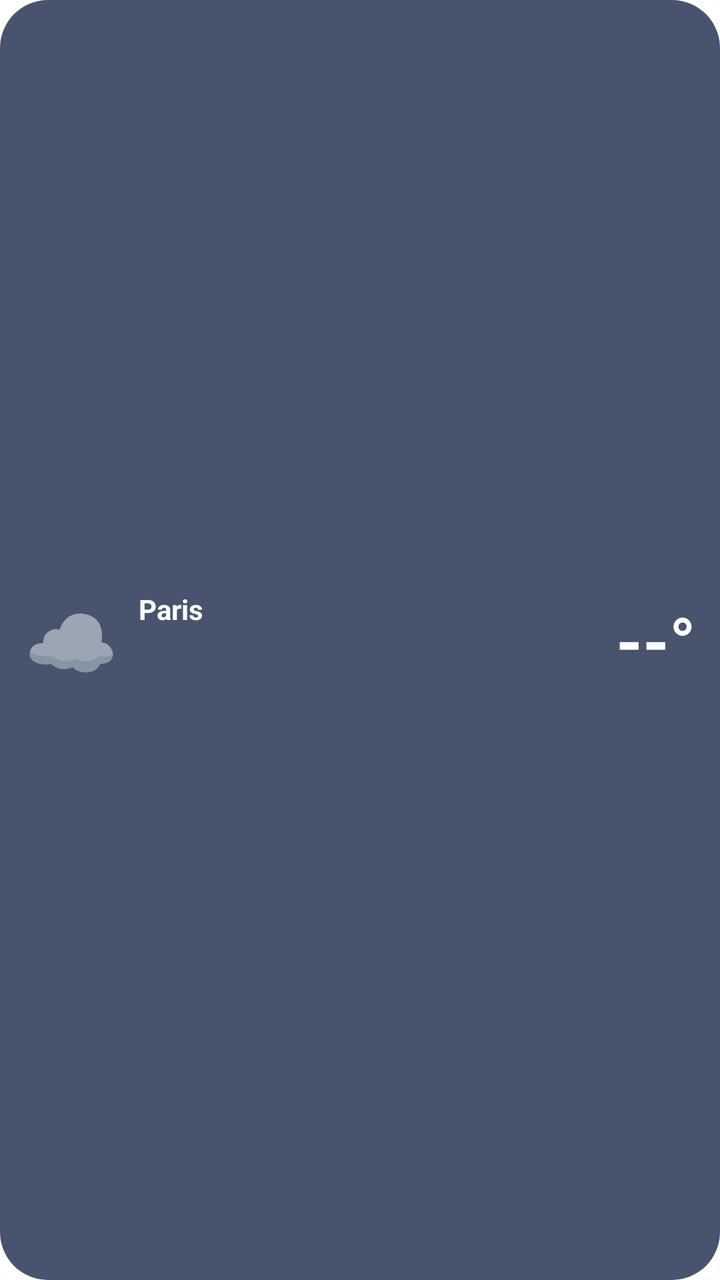
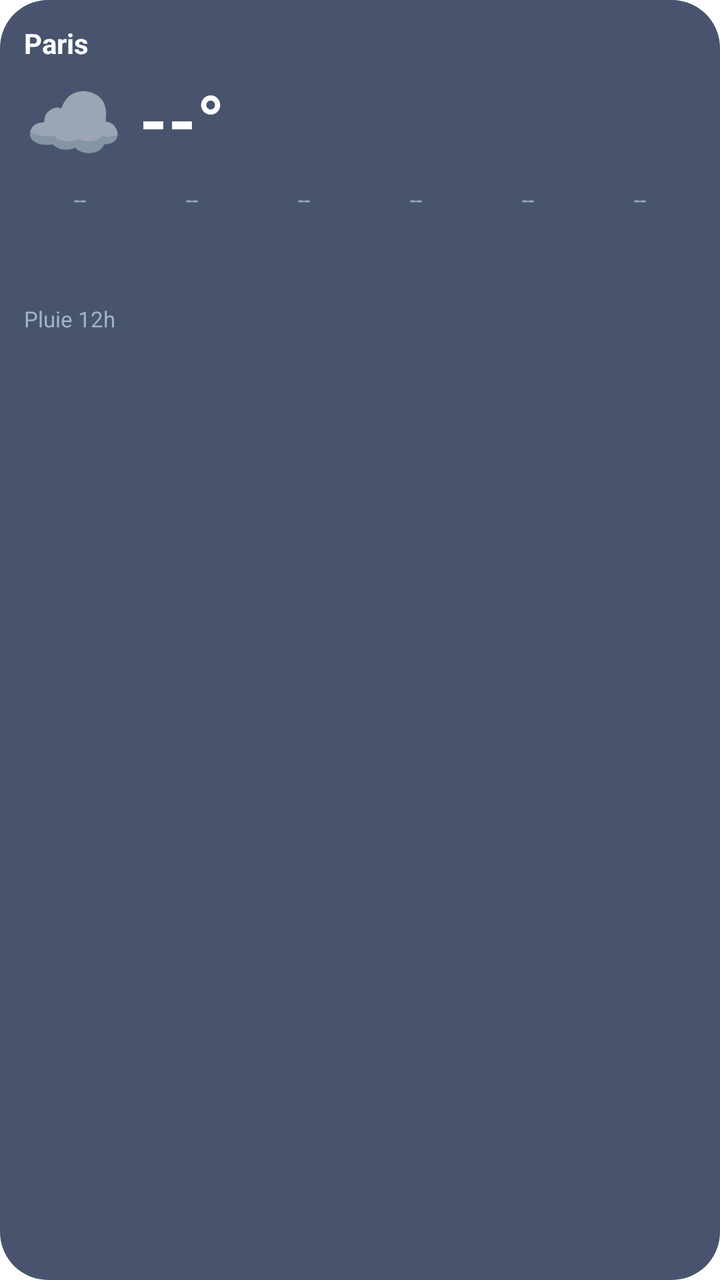

Compare the two renders of this Android layout. The source of the first and the diff that turns it into the second are given below.
<!-- AndroidManifest.xml: application theme AppTheme -->
<!-- res/layout/widget_weather.xml -->
<?xml version="1.0" encoding="utf-8"?>
<LinearLayout xmlns:android="http://schemas.android.com/apk/res/android"
    android:id="@+id/widget_root"
    android:layout_width="match_parent"
    android:layout_height="match_parent"
    android:orientation="horizontal"
    android:gravity="center_vertical"
    android:padding="12dp"
    android:background="@drawable/widget_bg">

    <TextView
        android:id="@+id/widget_icon"
        android:layout_width="wrap_content"
        android:layout_height="wrap_content"
        android:text="☁️"
        android:textSize="38sp"
        android:layout_marginEnd="10dp" />

    <LinearLayout
        android:layout_width="0dp"
        android:layout_height="wrap_content"
        android:layout_weight="1"
        android:orientation="vertical">

        <TextView
            android:id="@+id/widget_city"
            android:layout_width="wrap_content"
            android:layout_height="wrap_content"
            android:text="Paris"
            android:textSize="14sp"
            android:textStyle="bold"
            android:textColor="#FFFFFF"
            android:maxLines="1"
            android:ellipsize="end" />

        <TextView
            android:id="@+id/widget_desc"
            android:layout_width="wrap_content"
            android:layout_height="wrap_content"
            android:text=""
            android:textSize="12sp"
            android:textColor="#D7E3F4"
            android:maxLines="1"
            android:ellipsize="end" />

        <TextView
            android:id="@+id/widget_when"
            android:layout_width="wrap_content"
            android:layout_height="wrap_content"
            android:text=""
            android:textSize="11sp"
            android:textColor="#9FB3CC" />
    </LinearLayout>

    <TextView
        android:id="@+id/widget_temp"
        android:layout_width="wrap_content"
        android:layout_height="wrap_content"
        android:text="--°"
        android:textSize="34sp"
        android:textStyle="bold"
        android:textColor="#FFFFFF" />
</LinearLayout>
<!-- resources referenced by this layout -->
<resources>
  <!-- drawable widget_bg (drawable) -->
  <?xml version="1.0" encoding="utf-8"?>
  <shape xmlns:android="http://schemas.android.com/apk/res/android" android:shape="rectangle">
      <corners android:radius="24dp" />
      <solid android:color="#CC1B2A4A" />
  </shape>
</resources>

<!-- the commit's change to res/layout/widget_weather.xml (unified diff, before → after) -->
@@ -3,43 +3,26 @@
     android:id="@+id/widget_root"
     android:layout_width="match_parent"
     android:layout_height="match_parent"
-    android:orientation="horizontal"
-    android:gravity="center_vertical"
+    android:orientation="vertical"
     android:padding="12dp"
     android:background="@drawable/widget_bg">
 
-    <TextView
-        android:id="@+id/widget_icon"
-        android:layout_width="wrap_content"
+    
+    <LinearLayout
+        android:layout_width="match_parent"
         android:layout_height="wrap_content"
-        android:text="☁️"
-        android:textSize="38sp"
-        android:layout_marginEnd="10dp" />
-
-    <LinearLayout
-        android:layout_width="0dp"
-        android:layout_height="wrap_content"
-        android:layout_weight="1"
-        android:orientation="vertical">
+        android:orientation="horizontal"
+        android:gravity="center_vertical">
 
         <TextView
             android:id="@+id/widget_city"
-            android:layout_width="wrap_content"
+            android:layout_width="0dp"
             android:layout_height="wrap_content"
+            android:layout_weight="1"
             android:text="Paris"
             android:textSize="14sp"
             android:textStyle="bold"
             android:textColor="#FFFFFF"
-            android:maxLines="1"
-            android:ellipsize="end" />
-
-        <TextView
-            android:id="@+id/widget_desc"
-            android:layout_width="wrap_content"
-            android:layout_height="wrap_content"
-            android:text=""
-            android:textSize="12sp"
-            android:textColor="#D7E3F4"
             android:maxLines="1"
             android:ellipsize="end" />
 
@@ -52,12 +35,97 @@
             android:textColor="#9FB3CC" />
     </LinearLayout>
 
+    
+    <LinearLayout
+        android:layout_width="match_parent"
+        android:layout_height="wrap_content"
+        android:orientation="horizontal"
+        android:gravity="center_vertical"
+        android:layout_marginTop="2dp">
+
+        <TextView
+            android:id="@+id/widget_icon"
+            android:layout_width="wrap_content"
+            android:layout_height="wrap_content"
+            android:text="☁️"
+            android:textSize="40sp"
+            android:layout_marginEnd="8dp" />
+
+        <TextView
+            android:id="@+id/widget_temp"
+            android:layout_width="wrap_content"
+            android:layout_height="wrap_content"
+            android:text="--°"
+            android:textSize="36sp"
+            android:textStyle="bold"
+            android:textColor="#FFFFFF"
+            android:layout_marginEnd="10dp" />
+
+        <TextView
+            android:id="@+id/widget_desc"
+            android:layout_width="0dp"
+            android:layout_height="wrap_content"
+            android:layout_weight="1"
+            android:text=""
+            android:textSize="12sp"
+            android:textColor="#D7E3F4"
+            android:maxLines="2"
+            android:ellipsize="end" />
+    </LinearLayout>
+
+    
+    <LinearLayout
+        android:id="@+id/widget_hours"
+        android:layout_width="match_parent"
+        android:layout_height="wrap_content"
+        android:orientation="horizontal"
+        android:layout_marginTop="6dp">
+
+        <LinearLayout android:id="@+id/h0" android:layout_width="0dp" android:layout_height="wrap_content" android:layout_weight="1" android:orientation="vertical" android:gravity="center_horizontal">
+            <TextView android:id="@+id/h0_time" android:layout_width="wrap_content" android:layout_height="wrap_content" android:textSize="11sp" android:textColor="#9FB3CC" android:text="--" />
+            <TextView android:id="@+id/h0_icon" android:layout_width="wrap_content" android:layout_height="wrap_content" android:textSize="17sp" android:text="" />
+            <TextView android:id="@+id/h0_temp" android:layout_width="wrap_content" android:layout_height="wrap_content" android:textSize="12sp" android:textStyle="bold" android:textColor="#FFFFFF" android:text="" />
+        </LinearLayout>
+        <LinearLayout android:id="@+id/h1" android:layout_width="0dp" android:layout_height="wrap_content" android:layout_weight="1" android:orientation="vertical" android:gravity="center_horizontal">
+            <TextView android:id="@+id/h1_time" android:layout_width="wrap_content" android:layout_height="wrap_content" android:textSize="11sp" android:textColor="#9FB3CC" android:text="--" />
+            <TextView android:id="@+id/h1_icon" android:layout_width="wrap_content" android:layout_height="wrap_content" android:textSize="17sp" android:text="" />
+            <TextView android:id="@+id/h1_temp" android:layout_width="wrap_content" android:layout_height="wrap_content" android:textSize="12sp" android:textStyle="bold" android:textColor="#FFFFFF" android:text="" />
+        </LinearLayout>
+        <LinearLayout android:id="@+id/h2" android:layout_width="0dp" android:layout_height="wrap_content" android:layout_weight="1" android:orientation="vertical" android:gravity="center_horizontal">
+            <TextView android:id="@+id/h2_time" android:layout_width="wrap_content" android:layout_height="wrap_content" android:textSize="11sp" android:textColor="#9FB3CC" android:text="--" />
+            <TextView android:id="@+id/h2_icon" android:layout_width="wrap_content" android:layout_height="wrap_content" android:textSize="17sp" android:text="" />
+            <TextView android:id="@+id/h2_temp" android:layout_width="wrap_content" android:layout_height="wrap_content" android:textSize="12sp" android:textStyle="bold" android:textColor="#FFFFFF" android:text="" />
+        </LinearLayout>
+        <LinearLayout android:id="@+id/h3" android:layout_width="0dp" android:layout_height="wrap_content" android:layout_weight="1" android:orientation="vertical" android:gravity="center_horizontal">
+            <TextView android:id="@+id/h3_time" android:layout_width="wrap_content" android:layout_height="wrap_content" android:textSize="11sp" android:textColor="#9FB3CC" android:text="--" />
+            <TextView android:id="@+id/h3_icon" android:layout_width="wrap_content" android:layout_height="wrap_content" android:textSize="17sp" android:text="" />
+            <TextView android:id="@+id/h3_temp" android:layout_width="wrap_content" android:layout_height="wrap_content" android:textSize="12sp" android:textStyle="bold" android:textColor="#FFFFFF" android:text="" />
+        </LinearLayout>
+        <LinearLayout android:id="@+id/h4" android:layout_width="0dp" android:layout_height="wrap_content" android:layout_weight="1" android:orientation="vertical" android:gravity="center_horizontal">
+            <TextView android:id="@+id/h4_time" android:layout_width="wrap_content" android:layout_height="wrap_content" android:textSize="11sp" android:textColor="#9FB3CC" android:text="--" />
+            <TextView android:id="@+id/h4_icon" android:layout_width="wrap_content" android:layout_height="wrap_content" android:textSize="17sp" android:text="" />
+            <TextView android:id="@+id/h4_temp" android:layout_width="wrap_content" android:layout_height="wrap_content" android:textSize="12sp" android:textStyle="bold" android:textColor="#FFFFFF" android:text="" />
+        </LinearLayout>
+        <LinearLayout android:id="@+id/h5" android:layout_width="0dp" android:layout_height="wrap_content" android:layout_weight="1" android:orientation="vertical" android:gravity="center_horizontal">
+            <TextView android:id="@+id/h5_time" android:layout_width="wrap_content" android:layout_height="wrap_content" android:textSize="11sp" android:textColor="#9FB3CC" android:text="--" />
+            <TextView android:id="@+id/h5_icon" android:layout_width="wrap_content" android:layout_height="wrap_content" android:textSize="17sp" android:text="" />
+            <TextView android:id="@+id/h5_temp" android:layout_width="wrap_content" android:layout_height="wrap_content" android:textSize="12sp" android:textStyle="bold" android:textColor="#FFFFFF" android:text="" />
+        </LinearLayout>
+    </LinearLayout>
+
+    
     <TextView
-        android:id="@+id/widget_temp"
+        android:id="@+id/widget_rain_label"
         android:layout_width="wrap_content"
         android:layout_height="wrap_content"
-        android:text="--°"
-        android:textSize="34sp"
-        android:textStyle="bold"
-        android:textColor="#FFFFFF" />
+        android:text="Pluie 12h"
+        android:textSize="11sp"
+        android:textColor="#9FB3CC"
+        android:layout_marginTop="6dp" />
+
+    <ImageView
+        android:id="@+id/widget_rain"
+        android:layout_width="match_parent"
+        android:layout_height="46dp"
+        android:scaleType="fitXY" />
 </LinearLayout>
